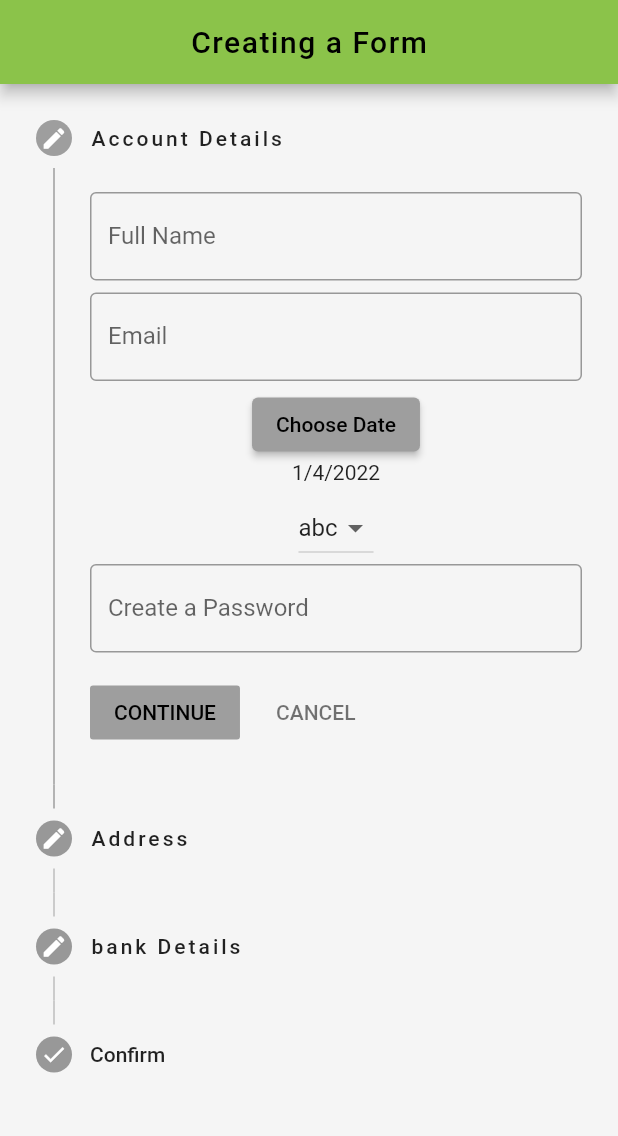
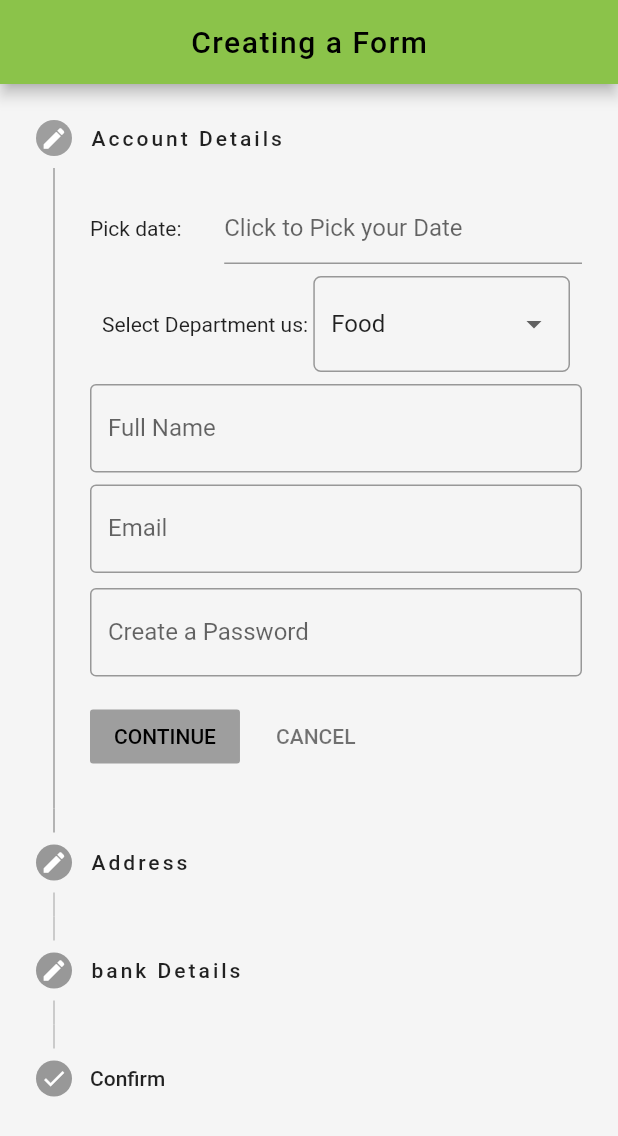
Before and after one commit to lyoman/humanright, a Flutter app: the _CaseRegistrationState screen opened directly, on a phone screen of 412 x 824 dp. Shown: the top 1136 px of the screen. Run offline on Flutter 3.47's test engine with Material 2 defaults, Android fonts, the light colour scheme and no system bars; our stand-ins replace cloud_firestore, firebase_auth, firebase_core, get, hexcolor, image_picker; accounts and stored records are empty; Roboto replaces fonts that are missing (Bebas).

Commit message:
fix(HR): add_case form datepicker

```diff
--- a/lib/screens/add_case.dart
+++ b/lib/screens/add_case.dart
@@ -1,7 +1,6 @@
 import 'package:flutter/foundation.dart';
 import 'package:flutter/material.dart';
 import 'package:humanrights/widgets/custom_date_picker.dart';
-import 'package:humanrights/widgets/custom_image_picker.dart';
 
 class CaseRegistration extends StatelessWidget {
   const CaseRegistration({Key? key}) : super(key: key);
@@ -33,10 +32,31 @@ class _MyHomePageState extends State<_CaseRegistrationState> {
   TextEditingController pass = TextEditingController();
   TextEditingController address = TextEditingController();
   TextEditingController pincode = TextEditingController();
+  DateTime selectedDate = DateTime.now();
+  final dateController = TextEditingController();
 
   List<String> listItems = ["abc", "def", "hij"];
 
   String selectVal = "abc";
+  final _currencies = [
+    "Food",
+    "Transport",
+    "Personal",
+    "Shopping",
+    "Medical",
+    "Rent",
+    "Movie",
+    "Salary"
+  ];
+  String _currentSelectedValue = "Food";
+
+  @override
+  void dispose() {
+    // Clean up the controller when the widget is removed
+    dateController.dispose();
+    super.dispose();
+  }
+
   List<Step> stepList() => [
         Step(
           state: _activeStepIndex <= 0 ? StepState.editing : StepState.complete,
@@ -48,6 +68,63 @@ class _MyHomePageState extends State<_CaseRegistrationState> {
           content: Container(
             child: Column(
               children: [
+                const CustomDatePicker(),
+                Padding(
+                  padding: const EdgeInsets.all(8.0),
+                  child: SizedBox(
+                    child: Wrap(
+                      spacing: 13,
+                      runSpacing: 20,
+                      children: <Widget>[
+                        Row(
+                          mainAxisAlignment: MainAxisAlignment.start,
+                          crossAxisAlignment: CrossAxisAlignment.center,
+                          children: <Widget>[
+                            const Text('Select Department us: '),
+                            Expanded(
+                              flex: 4,
+                              child: FormField<String>(
+                                builder: (FormFieldState<String> state) {
+                                  return InputDecorator(
+                                    decoration: InputDecoration(
+                                        labelStyle: const TextStyle(
+                                            color: Colors.lightGreenAccent,
+                                            fontSize: 16.0),
+                                        errorStyle: const TextStyle(
+                                            color: Colors.redAccent,
+                                            fontSize: 16.0),
+                                        border: OutlineInputBorder(
+                                            borderRadius:
+                                                BorderRadius.circular(5.0))),
+                                    isEmpty: _currentSelectedValue == '',
+                                    child: DropdownButtonHideUnderline(
+                                      child: DropdownButton<String>(
+                                        value: _currentSelectedValue,
+                                        isDense: true,
+                                        onChanged: (String? newValue) {
+                                          setState(() {
+                                            _currentSelectedValue = newValue!;
+                                            state.didChange(newValue);
+                                          });
+                                        },
+                                        items: _currencies.map((String value) {
+                                          return DropdownMenuItem<String>(
+                                            value: value,
+                                            child: Text(value),
+                                          );
+                                        }).toList(),
+                                      ),
+                                    ),
+                                  );
+                                },
+                              ),
+                            ),
+                          ],
+                        ),
+                      ],
+                    ),
+                  ),
+                ),
                 TextField(
                   controller: name,
                   decoration: const InputDecoration(
@@ -68,25 +145,10 @@ class _MyHomePageState extends State<_CaseRegistrationState> {
                 const SizedBox(
                   height: 5,
                 ),
-                const CustomDatePicker(),
                 const SizedBox(
                   height: 5,
                 ),
-               // const MyPickImageScreen(),
-                DropdownButton(
-                  value: selectVal,
-                  onChanged: (value) {
-                    setState(() {
-                      selectVal = value.toString();
-                    });
-                  },
-                  items: listItems.map((e) {
-                    return DropdownMenuItem(
-                      value: e,
-                      child: Text(e),
-                    );
-                  }).toList(),
-                ),
+                // const MyPickImageScreen(),
                 TextField(
                   controller: pass,
                   obscureText: true,
--- a/lib/widgets/custom_date_picker.dart
+++ b/lib/widgets/custom_date_picker.dart
@@ -4,41 +4,40 @@ class CustomDatePicker extends StatefulWidget {
   const CustomDatePicker({Key? key}) : super(key: key);
 
   @override
-  _CustomDatePickerState createState() {
-    return _CustomDatePickerState();
-  }
+  _CustomDatePickerState createState() => _CustomDatePickerState();
 }
 
 class _CustomDatePickerState extends State<CustomDatePicker> {
-  String date = "";
-  DateTime selectedDate = DateTime.now();
+  final dateController = TextEditingController();
+
   @override
   Widget build(BuildContext context) {
-    return Column(
-      mainAxisAlignment: MainAxisAlignment.center,
+    return Row(
+      mainAxisAlignment: MainAxisAlignment.start,
+      crossAxisAlignment: CrossAxisAlignment.center,
       children: <Widget>[
-        ElevatedButton(
-          onPressed: () {
-            _selectDate(context);
-          },
-          child: const Text("Choose Date"),
+        const Text('Pick date: '),
+        const SizedBox(
+          width: 25.0,
         ),
-        Text("${selectedDate.day}/${selectedDate.month}/${selectedDate.year}")
+        Expanded(
+          flex: 4,
+          child: TextField(
+            readOnly: true,
+            controller: dateController,
+            decoration:
+                const InputDecoration(hintText: 'Click to Pick your Date'),
+            onTap: () async {
+              var date = await showDatePicker(
+                  context: context,
+                  initialDate: DateTime.now(),
+                  firstDate: DateTime(1900),
+                  lastDate: DateTime(2100));
+              dateController.text = date.toString().substring(0, 10);
+            },
+          ),
+        ),
       ],
     );
   }
-
-  _selectDate(BuildContext context) async {
-    final DateTime? selected = await showDatePicker(
-      context: context,
-      initialDate: selectedDate,
-      firstDate: DateTime(2000),
-      lastDate: DateTime(2065),
-    );
-    if (selected != null && selected != selectedDate) {
-      setState(() {
-        selectedDate = selected;
-      });
-    }
-  }
 }
```
Also changed, not shown: lib/widgets/custom_dropdown.dart (added, +89 -0 lines), lib/widgets/testingDropdown.dart (added, +159 -0 lines).
